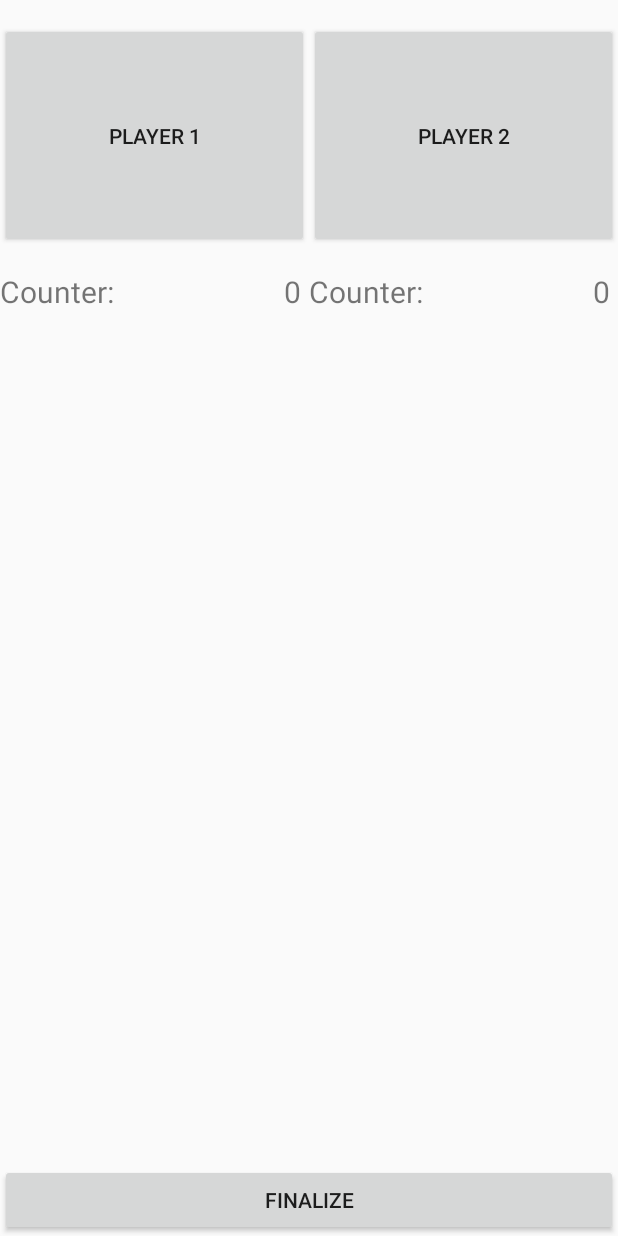
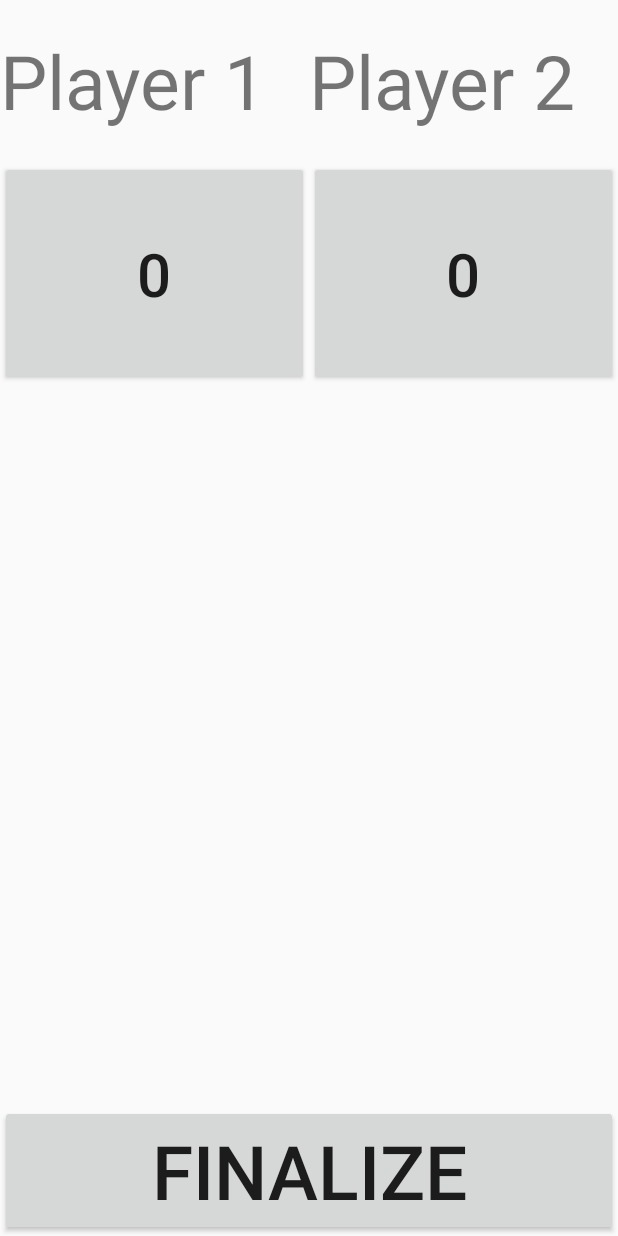
Before and after one commit to burke212/Cows-On-My-Side, an Android app: the screen it shows after launch (MainActivity), on a phone screen of 412 x 824 dp. Run offline under Robolectric (Android 15) with nearby library versions, the phone set to English and light mode, and no system bars.

Commit message:
Phase 2 layout update & Reset Button
Worked more on phase 2 layout. I don't like how  activity_main looks. I'm looking forward to implementing phase 3's layout.

Tried to figure out how to implement a reset button once the game ends... Thought possibly using intents, but couldn't figure out how to pass data to reset the player's scores. So I just implemented a blank intent that just changes activities. I found out/ remembered that because the main activity ends when switched to the WinActivity, thus returing to is is like restarting it/ recreating it; all values are zeroed out. So all is good!

```diff
--- a/app/src/main/java/com/example/burke/coms_app/MainActivity.java
+++ b/app/src/main/java/com/example/burke/coms_app/MainActivity.java
@@ -13,11 +13,11 @@ public class MainActivity extends Activity {
     public static final String EXTRA_MESSAGE =
             "com.example.android.Cows-On-My-Side.extra.MESSAGE";
 
-    Button p1BTN;
-    Button p2BTN;
+    Button p1_counter_BTN;
+    Button p2_counter_BTN;
     Button finalizeBTN;
-    TextView p1_counterTV;
-    TextView p2_counterTV;
+/*    TextView p1_counterTV;
+    TextView p2_counterTV;*/
 
     int p1_counter = 0;
     int p2_counter = 0;
@@ -27,21 +27,21 @@ public class MainActivity extends Activity {
         super.onCreate(savedInstanceState);
         setContentView(R.layout.activity_main);
 
-        p1BTN = findViewById(R.id.player1);
-        p2BTN = findViewById(R.id.player2);
+        p1_counter_BTN = findViewById(R.id.player1_counterBTN);
+        p2_counter_BTN = findViewById(R.id.player2_counterBTN);
         finalizeBTN = findViewById(R.id.FinalizeBTN);
-        p1_counterTV = findViewById(R.id.p1_counter1_num);
-        p2_counterTV = findViewById(R.id.p2_counter1_num);
+        /*p1_counterTV = findViewById(R.id.p1_counter1_num);
+        p2_counterTV = findViewById(R.id.p2_counter1_num);*/
 
 
-        p1BTN.setOnClickListener(new View.OnClickListener() {
+        p1_counter_BTN.setOnClickListener(new View.OnClickListener() {
             @Override
             public void onClick(View view) {
                 clickPlayer1BTN(view);
             }
         });
 
-        p2BTN.setOnClickListener(new View.OnClickListener() {
+        p2_counter_BTN.setOnClickListener(new View.OnClickListener() {
             @Override
             public void onClick(View view) {
                 clickPlayer2BTN(view);
@@ -79,14 +79,16 @@ public class MainActivity extends Activity {
         }
     }
 
-    public void clickPlayer2BTN(View view) {
+    public void clickPlayer2BTN(View v) {
         p2_counter++;
-        p2_counterTV.setText(Integer.toString(p2_counter));
+        p2_counter_BTN.setText(Integer.toString(p2_counter));
+        //p2_counterTV.setText(Integer.toString(p2_counter));
     }
 
     public void clickPlayer1BTN(View v){
-                p1_counter++;
-                p1_counterTV.setText(Integer.toString(p1_counter));
+        p1_counter++;
+        p1_counter_BTN.setText(Integer.toString(p1_counter));
+        //p1_counterTV.setText(Integer.toString(p1_counter));
     }
 
 
--- a/app/src/main/res/layout/activity_main.xml
+++ b/app/src/main/res/layout/activity_main.xml
@@ -5,66 +5,52 @@
 
 
     <LinearLayout
-        android:id="@+id/LL_playerBTNs"
-        android:paddingTop="15dp"
+        android:id="@+id/LL_players"
+        android:paddingTop="20dp"
+        android:paddingBottom="20dp"
         android:layout_width="match_parent"
         android:layout_height="wrap_content"
         android:orientation="horizontal">
 
-        <Button
-            android:id="@+id/player1"
+        <TextView
+            android:id="@+id/player1_TV"
+            android:text="Player 1"
+            android:textSize="50sp"
             android:layout_weight="1"
-            android:layout_width="wrap_content"
-            android:layout_height="150dp"
-            android:text="@string/player_1"
-            android:onClick="clickPlayer1BTN"/>
-
-        <Button
-            android:id="@+id/player2"
-            android:layout_weight="1"
-            android:layout_width="wrap_content"
-            android:layout_height="150dp"
-            android:text="@string/player_2" />
-
-    </LinearLayout>
-
-    <LinearLayout
-        android:paddingTop="15dp"
-        android:layout_width="match_parent"
-        android:layout_height="wrap_content"
-        android:layout_below="@+id/LL_playerBTNs">
-
-        <TextView
-            android:id="@+id/p1_counter1"
-            android:text="Counter: "
-            android:layout_weight="1"
-            android:textSize="20dp"
             android:layout_width="wrap_content"
             android:layout_height="wrap_content" />
 
         <TextView
-            android:id="@+id/p1_counter1_num"
-            android:text="@string/counter_num_placeholder"
-            android:textSize="20dp"
-            android:paddingRight="5dp"
+            android:id="@+id/player2_TV"
+            android:text="Player 2"
+            android:textSize="50sp"
+            android:layout_weight="1"
             android:layout_width="wrap_content"
             android:layout_height="wrap_content" />
+    </LinearLayout>
 
-        <TextView
-            android:id="@+id/p1_counter2"
-            android:text="Counter: "
+    <LinearLayout
+        android:id="@+id/LL_countBTNs"
+        android:layout_width="match_parent"
+        android:layout_height="@dimen/large_layout_size"
+        android:layout_below="@+id/LL_players">
+
+        <Button
+            android:id="@+id/player1_counterBTN"
+            android:textSize="40sp"
+            android:text="@string/default_counter_text"
             android:layout_weight="1"
-            android:textSize="20dp"
             android:layout_width="wrap_content"
-            android:layout_height="wrap_content" />
+            android:layout_height="match_parent"
+            android:onClick="clickPlayer1BTN"/>
 
-        <TextView
-            android:id="@+id/p2_counter1_num"
-            android:text="@string/counter_num_placeholder"
-            android:paddingRight="5dp"
-            android:textSize="20dp"
+        <Button
+            android:id="@+id/player2_counterBTN"
+            android:textSize="40sp"
+            android:text="@string/default_counter_text"
+            android:layout_weight="1"
             android:layout_width="wrap_content"
-            android:layout_height="wrap_content" />
+            android:layout_height="match_parent" />
 
     </LinearLayout>
 
@@ -72,6 +58,7 @@
     <Button
         android:id="@+id/FinalizeBTN"
         android:text="@string/finalize"
+        android:textSize="50sp"
         android:layout_alignParentBottom="true"
         android:layout_width="match_parent"
         android:layout_height="wrap_content" />
--- a/app/src/main/res/layout/win_screen.xml
+++ b/app/src/main/res/layout/win_screen.xml
@@ -12,7 +12,7 @@
         android:layout_height="wrap_content" />
 
     <Button
-        android:id="@+id/resetBTN"
+        android:id="@+id/homeBTN"
         android:text="@string/play_again"
         android:layout_alignParentBottom="true"
         android:layout_width="match_parent"
--- /dev/null
+++ b/app/src/main/res/values/dimens.xml
@@ -0,0 +1,4 @@
+<?xml version="1.0" encoding="utf-8"?>
+<resources>
+    <dimen name="large_layout_size">150dp</dimen>
+</resources>
--- a/app/src/main/res/values/strings.xml
+++ b/app/src/main/res/values/strings.xml
@@ -6,4 +6,5 @@
     <string name="finalize">Finalize</string>
     <string name="counter_num_placeholder">0</string>
     <string name="play_again">Play Again</string>
+    <string name="default_counter_text">0</string>
 </resources>
```
Also changed, not shown: app/src/main/java/com/example/burke/coms_app/WinActivity.java (+14 -1 lines), app/src/main/res/layout/phase2_activity_main.xml (deleted, +0 -62 lines).
